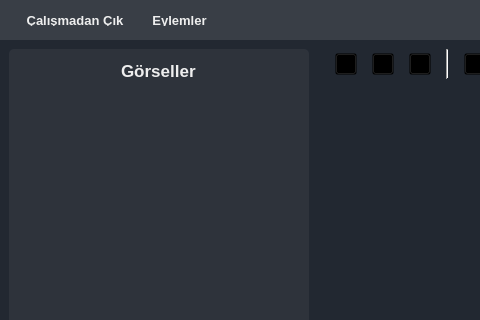
Old version of the form templates/ui/mainWindow.ui in the repository ismaildrcn/data-labeling; both pictures show x 0 to 480 and y 0 to 320 of the 1298 by 720 pixel window.
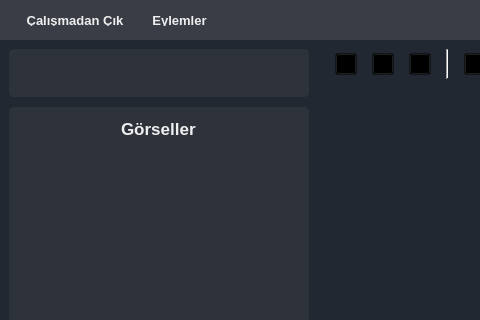
New version of the form. Icons and pictures are not drawn.

Commit message: Add image folder indicator

```diff
--- a/templates/ui/mainWindow.ui
+++ b/templates/ui/mainWindow.ui
@@ -934,6 +934,12 @@
                <verstretch>0</verstretch>
               </sizepolicy>
              </property>
+             <property name="styleSheet">
+              <string notr="true">#widget_total_image, #widget_defined_annotation, #widget_total_annotation, #widget_image_directory_area{
+	border-radius: 5px;
+	background-color:  rgba(57, 62, 70, 128);;
+}</string>
+             </property>
              <layout class="QVBoxLayout" name="verticalLayout_6">
               <property name="spacing">
                <number>10</number>
@@ -950,6 +956,84 @@
               <property name="bottomMargin">
                <number>0</number>
               </property>
+              <item>
+               <widget class="QWidget" name="widget_image_directory_area" native="true">
+                <property name="toolTip">
+                 <string>Görsellerin uyugulama aktarıldığı klasörü temsil eder.</string>
+                </property>
+                <layout class="QHBoxLayout" name="horizontalLayout_13">
+                 <item>
+                  <widget class="QWidget" name="widget_5" native="true">
+                   <property name="sizePolicy">
+                    <sizepolicy hsizetype="Fixed" vsizetype="Preferred">
+                     <horstretch>0</horstretch>
+                     <verstretch>0</verstretch>
+                    </sizepolicy>
+                   </property>
+                   <layout class="QHBoxLayout" name="horizontalLayout_12">
+                    <property name="spacing">
+                     <number>15</number>
+                    </property>
+                    <property name="leftMargin">
+                     <number>0</number>
+                    </property>
+                    <property name="topMargin">
+                     <number>0</number>
+                    </property>
+                    <property name="rightMargin">
+                     <number>0</number>
+                    </property>
+                    <property name="bottomMargin">
+                     <number>0</number>
+                    </property>
+                    <item>
+                     <widget class="QLabel" name="icon_image_directory">
+                      <property name="minimumSize">
+                       <size>
+                        <width>30</width>
+                        <height>30</height>
+                       </size>
+                      </property>
+                      <property name="maximumSize">
+                       <size>
+                        <width>30</width>
+                        <height>30</height>
+                       </size>
+                      </property>
+                      <property name="text">
+                       <string/>
+                      </property>
+                      <property name="pixmap">
+                       <pixmap resource="../../rcc_files/rsrc.qrc">:/images/templates/images/folder-image.svg</pixmap>
+                      </property>
+                      <property name="scaledContents">
+                       <bool>true</bool>
+                      </property>
+                     </widget>
+                    </item>
+                    <item>
+                     <widget class="QLabel" name="label_image_directory">
+                      <property name="font">
+                       <font>
+                        <pointsize>13</pointsize>
+                        <weight>75</weight>
+                        <bold>true</bold>
+                       </font>
+                      </property>
+                      <property name="text">
+                       <string/>
+                      </property>
+                      <property name="alignment">
+                       <set>Qt::AlignCenter</set>
+                      </property>
+                     </widget>
+                    </item>
+                   </layout>
+                  </widget>
+                 </item>
+                </layout>
+               </widget>
+              </item>
               <item>
                <widget class="QWidget" name="widget_image_list" native="true">
                 <property name="minimumSize">
```
Left out of the diff: 5 changed lines with no effect on the pictures. The commit also changes 7 other files.
